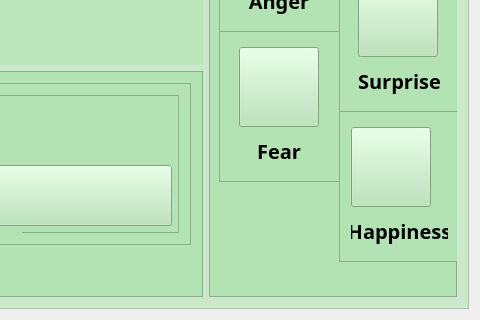
Qt form PythonGUI/GUI/MainWindow.ui (neuenablingengineering/FacialEmotion) before a commit; both pictures show x 544 to 1024 and y 448 to 768 of the 1024 by 768 pixel window.
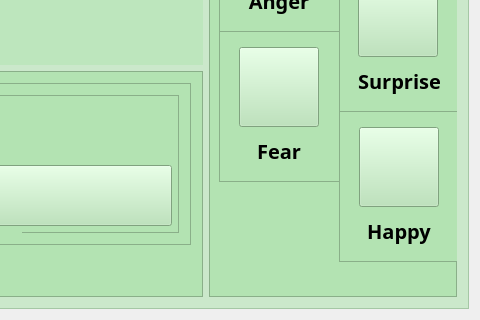
The same form after that commit. Icons and pictures are not drawn.

Diff of the .ui file:
```diff
--- a/PythonGUI/GUI/MainWindow.ui
+++ b/PythonGUI/GUI/MainWindow.ui
@@ -1000,7 +1000,7 @@
               </font>
              </property>
              <property name="text">
-              <string>Happiness</string>
+              <string>Happy</string>
              </property>
              <property name="alignment">
               <set>Qt::AlignCenter</set>
```
